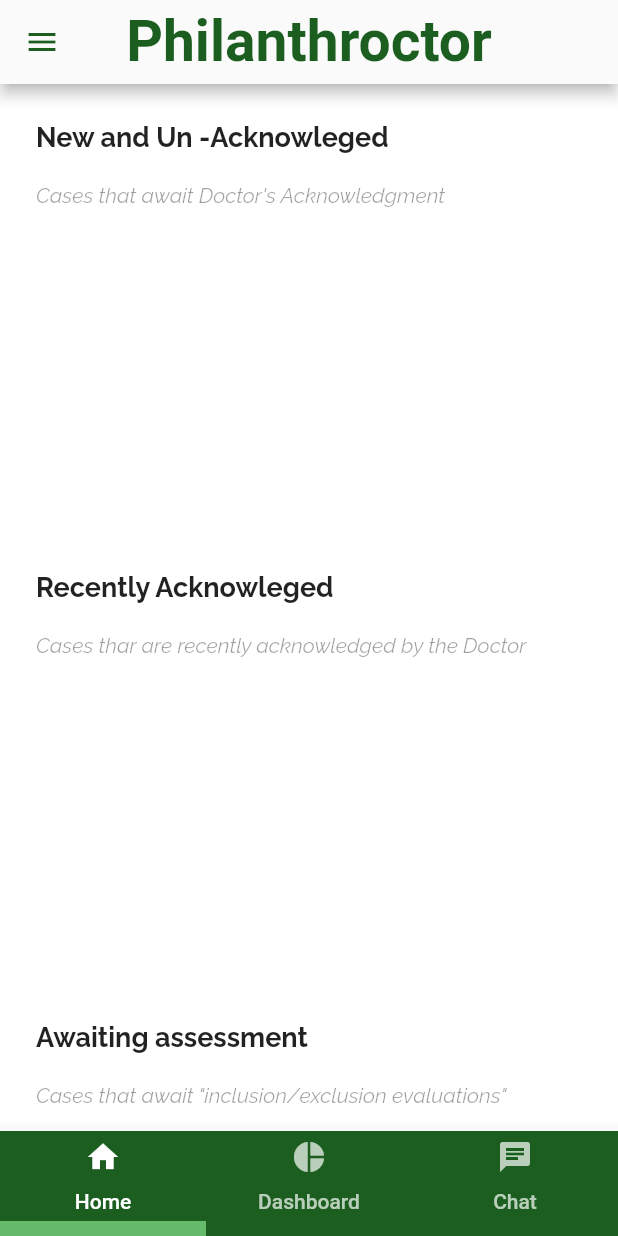
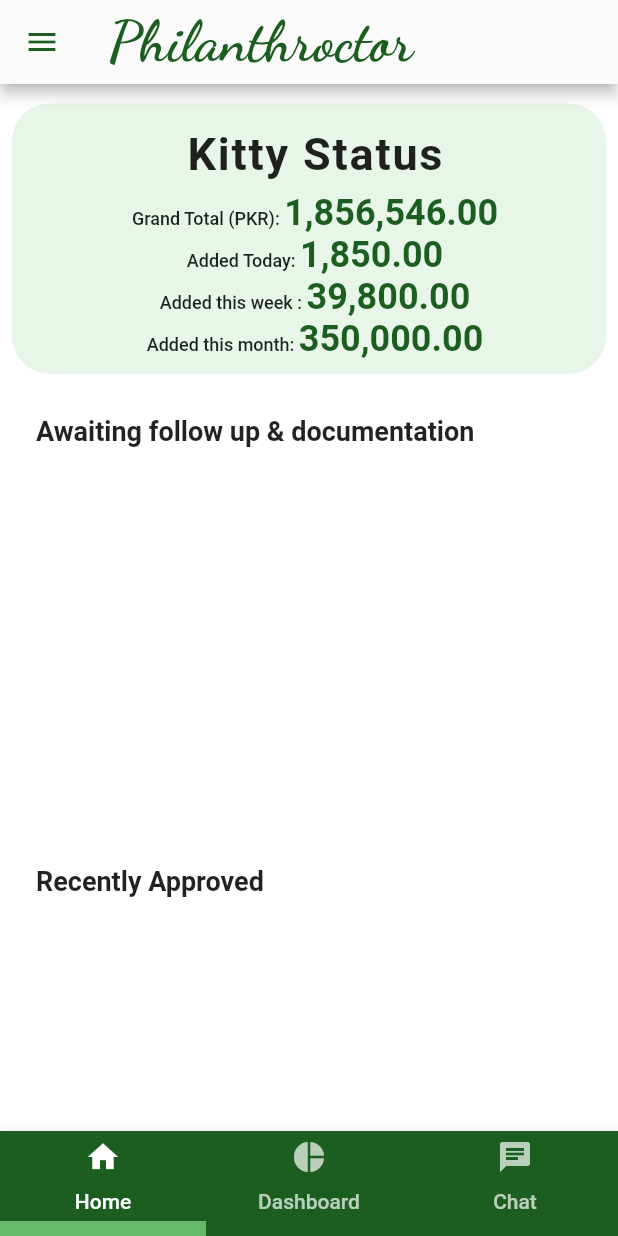
Before and after one commit to IHKodifier/philanthroctor, a Flutter app: the screen it shows once a user with an empty profile is signed in, on a phone screen of 412 x 824 dp. Run offline on Flutter 3.47's test engine with Material 2 defaults, Android fonts, the phone set to English and light mode, and no system bars; our stand-ins replace cloud_firestore, firebase_auth, google_fonts; missing offline and left inert: dart:ffi; accounts and stored records are empty; Roboto replaces fonts that are missing (TextStyle).

Commit message:
kiyttystatus widget added

```diff
--- a/lib/main.dart
+++ b/lib/main.dart
@@ -39,11 +39,12 @@ class MyApp extends StatelessWidget {
       accentColor: Colors.green.shade400,
       scaffoldBackgroundColor: Colors.white,
       buttonTheme: const ButtonThemeData().copyWith(
-        shape: RoundedRectangleBorder(borderRadius: BorderRadius.circular(18)),
+
+        shape: RoundedRectangleBorder(borderRadius: BorderRadius.circular(20)),
         textTheme: ButtonTextTheme.primary,
       ),
       inputDecorationTheme: InputDecorationTheme(
-        border: OutlineInputBorder(borderRadius: BorderRadius.circular(18)),
+        border: OutlineInputBorder(borderRadius: BorderRadius.circular(8)),
         counterStyle: GoogleFonts.roboto(color: Colors.black),
       ),
 
@@ -56,19 +57,19 @@ class MyApp extends StatelessWidget {
       ),
 
       textTheme: baseTheme.textTheme.copyWith(
-        title: GoogleFonts.raleway(
+        title: GoogleFonts.shadowsIntoLight(
           fontSize: 24.0,
           fontWeight: FontWeight.bold,
           color: Colors.black,
         ),
-        subtitle: GoogleFonts.raleway(
+        subtitle: GoogleFonts.shadowsIntoLight(
             fontSize: 16.0, color: Colors.black54, fontStyle: FontStyle.italic),
-        headline: GoogleFonts.raleway(),
-        subhead: GoogleFonts.raleway(),
-        body1: GoogleFonts.raleway(),
+        headline: GoogleFonts.shadowsIntoLight(),
+        subhead: GoogleFonts.shadowsIntoLight(),
+        body1: GoogleFonts.shadowsIntoLight(),
         body2: baseTheme.textTheme.body2.copyWith(color: Colors.black),
-        caption: GoogleFonts.raleway(color: Colors.black),
-        button: GoogleFonts.raleway(
+        caption: GoogleFonts.shadowsIntoLight(color: Colors.black),
+        button: GoogleFonts.shadowsIntoLight(
             fontSize: 18.0,
             fontWeight: FontWeight.w700,
             letterSpacing: 5.5,
--- a/lib/ui/UserHome.dart
+++ b/lib/ui/UserHome.dart
@@ -3,6 +3,7 @@ import 'package:philanthroctor/packageLib.dart';
 import 'package:firebase_auth/firebase_auth.dart';
 import 'package:cloud_firestore/cloud_firestore.dart';
 // import 'package:philanthroctor/ui/horizontal_list_View.dart';
+import 'package:philanthroctor/widgets/kittystaus.dart';
 
 class UserHome extends StatefulWidget {
   @override
@@ -31,17 +32,9 @@ class _UserHomeState extends State<UserHome> {
             return ListView(
               children: <Widget>[
                 SizedBox(height: 5),
-                _buildhorizontalRow('New and Un -Acknowleged',
-                    'Cases that await Doctor\'s Acknowledgment'),
-                _buildhorizontalRow('Recently Acknowleged',
-                    'Cases thar are recently acknowledged by the Doctor'),
-                _buildhorizontalRow('Awaiting assessment',
-                    'Cases that await \"inclusion/exclusion evaluations\"'),
-                _buildhorizontalRow('Recently assessed',
-                    'Caes that have recently been evaluated for \"inclusion/exclusion\"'),
-                _buildhorizontalRow('Recently Approved',
-                    'eligible for inclusion in philanthroctor Program'),
-                _buildhorizontalRow('Awaiting procedure', ''),
+                KittyStatus(),
+                // Text ('TEST HELLO',style: TextStyle(color: Colors.black),),
+
                 _buildhorizontalRow(
                     'Awaiting follow up & documentation', ''),
                 _buildhorizontalRow('Recently Approved', ''),
--- a/lib/ui/apphomePage.dart
+++ b/lib/ui/apphomePage.dart
@@ -67,12 +67,12 @@ class _AppHomePageState extends State<AppHomePage>
         // backgroundColor: hhfScaffoldBackgroundLight,
         title: Text(
             'Philanthroctor',
-            style: GoogleFonts.nanumBrushScript(
+            style: GoogleFonts.dancingScript(
               textStyle: Theme.of(context).textTheme.display1,
               fontSize: 38,
               fontWeight: FontWeight.bold,
               color: Theme.of(context).primaryColor,),),
-        centerTitle: true,
+        // centerTitle: true,
       ),
       body: TabBarView(
         children: _tabViews,
--- a/lib/ui/signupPage.dart
+++ b/lib/ui/signupPage.dart
@@ -25,9 +25,9 @@ class _SignUpPageState extends State<SignUpPage> {
           style: Theme.of(context)
               .textTheme
               .title
-              .copyWith(color: Theme.of(context).primaryColor),
+              .copyWith(color: Theme.of(context).primaryColor,),
         ),
-        centerTitle: true,
+        // centerTitle: true,
       ),
       body: Container(
         child: Padding(
@@ -40,10 +40,11 @@ class _SignUpPageState extends State<SignUpPage> {
                   padding: const EdgeInsets.only(top: 30.0),
                   child: PhilanthroctorLogo(),
                 ),
+                SizedBox(height:40),
                 Padding(
                   padding: const EdgeInsets.only(bottom:8),
                   child: TextField(
-                    style: GoogleFonts.raleway(color: Colors.black, fontSize: 22),
+                    style: GoogleFonts.raleway(color: Colors.black, fontSize: 18),
                     decoration: InputDecoration(
                       hintText: 'Enter a valid email to set as username',
                       labelText: 'Email',
@@ -119,7 +120,9 @@ class _SignUpPageState extends State<SignUpPage> {
                   ),
                   child: Text(
                     'By clicking the \"Sign Up\" button, you agree to the terms and Conditions set by the Philanthroctor.',
-                    style: Theme.of(context).textTheme.subtitle,
+                    style: Theme.of(context).textTheme.subtitle.copyWith(
+                      fontSize: 18,
+                      ),
                   ),
                 ),
                 Container(
--- /dev/null
+++ b/lib/widgets/kittystaus.dart
@@ -0,0 +1,125 @@
+import 'package:google_fonts/google_fonts.dart';
+import 'package:philanthroctor/packageLib.dart';
+import 'package:flutter/material.dart';
+
+class KittyStatus extends StatefulWidget {
+  @override
+  _KittyStatusState createState() => _KittyStatusState();
+}
+
+class _KittyStatusState extends State<KittyStatus> {
+  @override
+  Widget build(BuildContext context) {
+    return Padding(
+      padding: const EdgeInsets.all(8.0),
+      child: ClipRRect(
+        borderRadius: BorderRadius.circular(25),
+        child: Material(
+          elevation: 25,
+          child: Container(
+            height: 180,
+            color: Colors.green.shade50,
+            child: Padding(
+              padding: const EdgeInsets.only(left: 8.0, top: 8),
+              child: Column(
+                  crossAxisAlignment: CrossAxisAlignment.center,
+                  children: <Widget>[
+                    Padding(
+                      padding: const EdgeInsets.all(8.0),
+                      child: Text('Kitty Status',
+                          style: TextStyle(
+                              color: Colors.black87,
+                              fontSize: 30,
+                              fontWeight: FontWeight.bold,
+                              fontFamily: GoogleFonts.lobster().toString(),
+                              letterSpacing: 1.2)),
+                    ),
+                    RichText(
+                      text: TextSpan(
+                          text: 'Grand Total (PKR): ',
+                          style: Theme.of(context)
+                              .primaryTextTheme
+                              .title
+                              .copyWith(color: Colors.black87, fontSize: 12),
+                          children: [
+                            TextSpan(
+                              text: '1,856,546.00',
+                              style: Theme.of(context)
+                                  .primaryTextTheme
+                                  .title
+                                  .copyWith(
+                                      color: Theme.of(context).primaryColor,
+                                      fontSize: 24,
+                                      fontWeight: FontWeight.bold),
+                            ),
+                          ]),
+                    ),
+                    RichText(
+                      text: TextSpan(
+                          text: 'Added Today: ',
+                          style: Theme.of(context)
+                              .primaryTextTheme
+                              .title
+                              .copyWith(color: Colors.black87, fontSize: 12),
+                          children: [
+                            TextSpan(
+                              text: '1,850.00',
+                              style: Theme.of(context)
+                                  .primaryTextTheme
+                                  .title
+                                  .copyWith(
+                                      color: Theme.of(context).primaryColor,
+                                      fontSize: 24,
+                                      fontWeight: FontWeight.bold),
+                            ),
+                          ]),
+                    ),
+                     RichText(
+                      text: TextSpan(
+                          text: 'Added this week : ',
+                          style: Theme.of(context)
+                              .primaryTextTheme
+                              .title
+                              .copyWith(color: Colors.black87, fontSize: 12),
+                          children: [
+                            TextSpan(
+                              text: '39,800.00',
+                              style: Theme.of(context)
+                                  .primaryTextTheme
+                                  .title
+                                  .copyWith(
+                                      color: Theme.of(context).primaryColor,
+                                      fontSize: 24,
+                                      fontWeight: FontWeight.bold),
+                            ),
+                          ]),
+                    ),
+                     RichText(
+                      text: TextSpan(
+                          text: 'Added this month: ',
+                          style: Theme.of(context)
+                              .primaryTextTheme
+                              .title
+                              .copyWith(color: Colors.black87, fontSize: 12),
+                          children: [
+                            TextSpan(
+                              text: '350,000.00',
+                              style: Theme.of(context)
+                                  .primaryTextTheme
+                                  .title
+                                  .copyWith(
+                                      color: Theme.of(context).primaryColor,
+                                      fontSize: 24,
+                                      fontWeight: FontWeight.bold),
+                            ),
+                          ]),
+                    ),
+                  ]),
+            ),
+          ),
+        ),
+      ),
+    );
+    // );
+  }
+}
--- a/lib/widgets/philanthroctorLogo.dart
+++ b/lib/widgets/philanthroctorLogo.dart
@@ -14,9 +14,9 @@ class PhilanthroctorLogo extends StatelessWidget {
           alignment: Alignment.center,
           child: Text(
             'Philanthroctor',
-            style: GoogleFonts.nanumBrushScript(
+            style: GoogleFonts.shadowsIntoLight(
               textStyle: Theme.of(context).textTheme.display1,
-              fontSize: 62.0,
+              fontSize: 46.0,
               fontWeight: FontWeight.bold,
               color: Theme.of(context).primaryColor,
             ),
```
